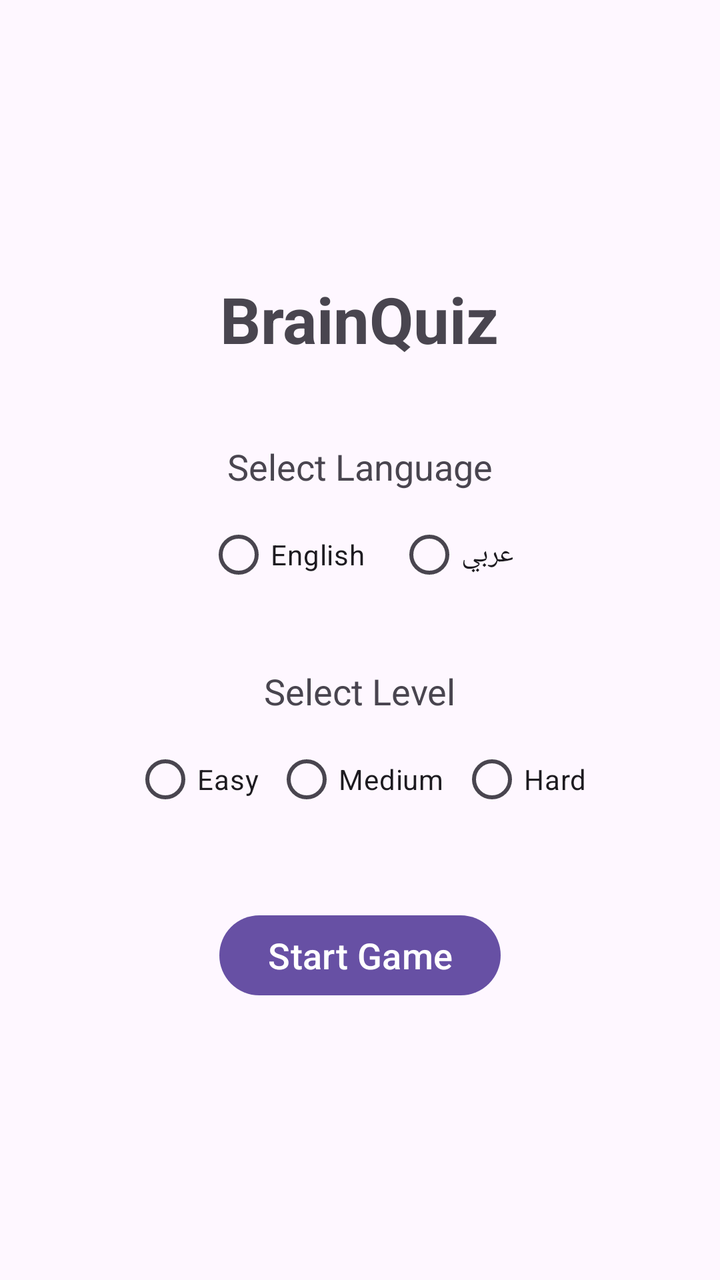
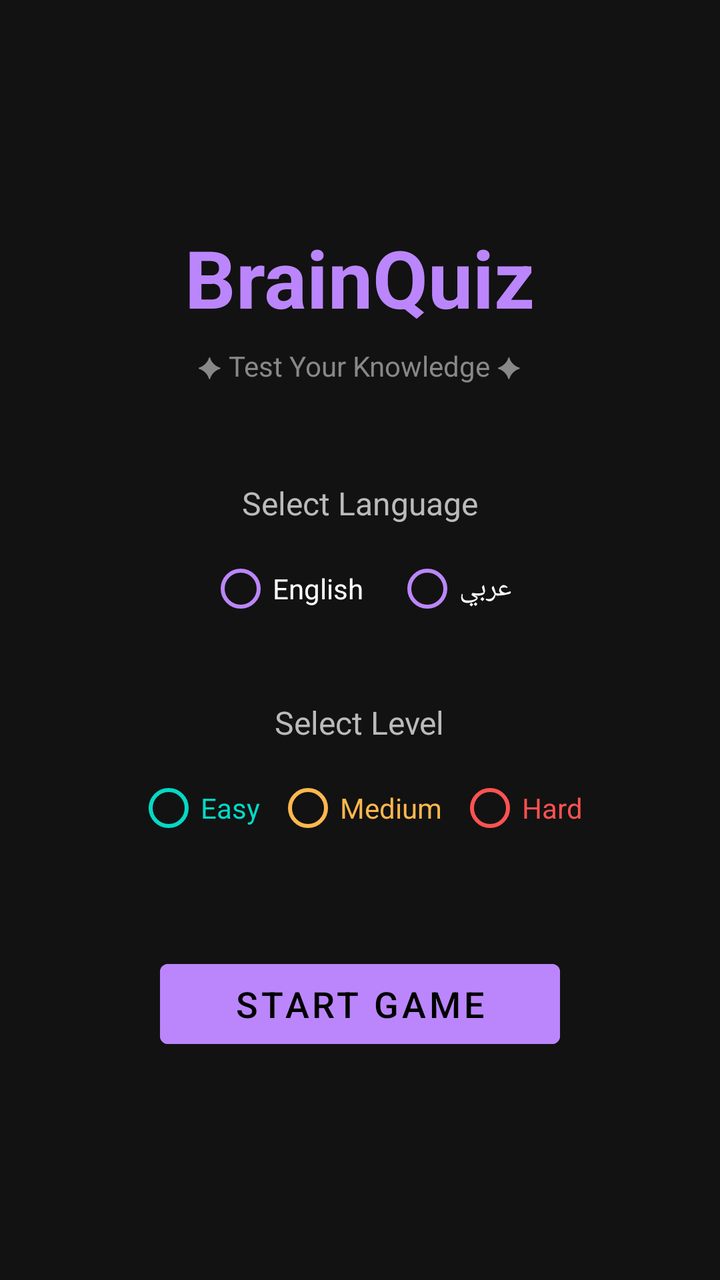

The first picture is an Android layout as it rendered before a commit; the second is the same layout after the commit. The layout source and the unified diff follow.
<!-- AndroidManifest.xml: application theme Theme.BrainQuiz -->
<!-- res/layout/activity_main.xml -->
<?xml version="1.0" encoding="utf-8"?>
<LinearLayout xmlns:android="http://schemas.android.com/apk/res/android"
    android:layout_width="match_parent"
    android:layout_height="match_parent"
    android:orientation="vertical"
    android:padding="24dp"
    android:gravity="center">

    <TextView
        android:layout_width="wrap_content"
        android:layout_height="wrap_content"
        android:text="BrainQuiz"
        android:textSize="32sp"
        android:textStyle="bold"
        android:layout_marginBottom="40dp"/>

    <TextView
        android:layout_width="wrap_content"
        android:layout_height="wrap_content"
        android:text="Select Language"
        android:textSize="18sp"
        android:layout_marginBottom="8dp"/>

    <RadioGroup
        android:id="@+id/rgLanguage"
        android:layout_width="wrap_content"
        android:layout_height="wrap_content"
        android:orientation="horizontal"
        android:layout_marginBottom="32dp">

        <RadioButton
            android:id="@+id/rbEnglish"
            android:layout_width="wrap_content"
            android:layout_height="wrap_content"
            android:text="English"
            android:layout_marginEnd="16dp"/>

        <RadioButton
            android:id="@+id/rbArabic"
            android:layout_width="wrap_content"
            android:layout_height="wrap_content"
            android:text="عربي"/>

    </RadioGroup>

    <TextView
        android:layout_width="wrap_content"
        android:layout_height="wrap_content"
        android:text="Select Level"
        android:textSize="18sp"
        android:layout_marginBottom="8dp"/>

    <RadioGroup
        android:id="@+id/rgLevel"
        android:layout_width="wrap_content"
        android:layout_height="wrap_content"
        android:orientation="horizontal"
        android:layout_marginBottom="40dp">

        <RadioButton
            android:id="@+id/rbEasy"
            android:layout_width="wrap_content"
            android:layout_height="wrap_content"
            android:text="Easy"
            android:layout_marginEnd="8dp"/>

        <RadioButton
            android:id="@+id/rbMedium"
            android:layout_width="wrap_content"
            android:layout_height="wrap_content"
            android:text="Medium"
            android:layout_marginEnd="8dp"/>

        <RadioButton
            android:id="@+id/rbHard"
            android:layout_width="wrap_content"
            android:layout_height="wrap_content"
            android:text="Hard"/>

    </RadioGroup>

    <Button
        android:id="@+id/btnStart"
        android:layout_width="wrap_content"
        android:layout_height="wrap_content"
        android:text="Start Game"
        android:textSize="18sp"/>

</LinearLayout>
<!-- resources referenced by this layout -->
<resources>
  <style name="Theme.BrainQuiz" parent="Base.Theme.BrainQuiz" />
  <style name="Base.Theme.BrainQuiz" parent="Theme.Material3.DayNight.NoActionBar">
          
          
      </style>
</resources>

<!-- the commit's change to res/layout/activity_main.xml (unified diff, before → after) -->
@@ -4,21 +4,34 @@
     android:layout_height="match_parent"
     android:orientation="vertical"
     android:padding="24dp"
-    android:gravity="center">
+    android:gravity="center"
+    android:background="#121212">
+
+    <TextView
+        android:id="@+id/tvAppName"
+        android:layout_width="wrap_content"
+        android:layout_height="wrap_content"
+        android:text="BrainQuiz"
+        android:textSize="40sp"
+        android:textStyle="bold"
+        android:textColor="#BB86FC"
+        android:layout_marginBottom="8dp"/>
 
     <TextView
         android:layout_width="wrap_content"
         android:layout_height="wrap_content"
-        android:text="BrainQuiz"
-        android:textSize="32sp"
-        android:textStyle="bold"
-        android:layout_marginBottom="40dp"/>
+        android:text="✦ Test Your Knowledge ✦"
+        android:textSize="14sp"
+        android:textColor="#888888"
+        android:layout_marginBottom="48dp"/>
 
     <TextView
+        android:id="@+id/tvSelectLanguage"
         android:layout_width="wrap_content"
         android:layout_height="wrap_content"
         android:text="Select Language"
-        android:textSize="18sp"
+        android:textSize="16sp"
+        android:textColor="#BBBBBB"
         android:layout_marginBottom="8dp"/>
 
     <RadioGroup
@@ -33,21 +46,27 @@
             android:layout_width="wrap_content"
             android:layout_height="wrap_content"
             android:text="English"
+            android:textColor="#FFFFFF"
+            android:buttonTint="#BB86FC"
             android:layout_marginEnd="16dp"/>
 
         <RadioButton
             android:id="@+id/rbArabic"
             android:layout_width="wrap_content"
             android:layout_height="wrap_content"
-            android:text="عربي"/>
+            android:text="عربي"
+            android:textColor="#FFFFFF"
+            android:buttonTint="#BB86FC"/>
 
     </RadioGroup>
 
     <TextView
+        android:id="@+id/tvSelectLevel"
         android:layout_width="wrap_content"
         android:layout_height="wrap_content"
         android:text="Select Level"
-        android:textSize="18sp"
+        android:textSize="16sp"
+        android:textColor="#BBBBBB"
         android:layout_marginBottom="8dp"/>
 
     <RadioGroup
@@ -55,13 +74,15 @@
         android:layout_width="wrap_content"
         android:layout_height="wrap_content"
         android:orientation="horizontal"
-        android:layout_marginBottom="40dp">
+        android:layout_marginBottom="48dp">
 
         <RadioButton
             android:id="@+id/rbEasy"
             android:layout_width="wrap_content"
             android:layout_height="wrap_content"
             android:text="Easy"
+            android:textColor="#03DAC6"
+            android:buttonTint="#03DAC6"
             android:layout_marginEnd="8dp"/>
 
         <RadioButton
@@ -69,21 +90,28 @@
             android:layout_width="wrap_content"
             android:layout_height="wrap_content"
             android:text="Medium"
+            android:textColor="#FFB74D"
+            android:buttonTint="#FFB74D"
             android:layout_marginEnd="8dp"/>
 
         <RadioButton
             android:id="@+id/rbHard"
             android:layout_width="wrap_content"
             android:layout_height="wrap_content"
-            android:text="Hard"/>
+            android:text="Hard"
+            android:textColor="#FF5252"
+            android:buttonTint="#FF5252"/>
 
     </RadioGroup>
 
     <Button
         android:id="@+id/btnStart"
-        android:layout_width="wrap_content"
-        android:layout_height="wrap_content"
+        android:layout_width="200dp"
+        android:layout_height="52dp"
         android:text="Start Game"
-        android:textSize="18sp"/>
+        android:textSize="18sp"
+        android:textColor="#000000"
+        android:backgroundTint="#BB86FC"
+        android:stateListAnimator="@null"/>
 
 </LinearLayout>
<!-- resource entries referenced after the edit -->
@@ -1,9 +1,13 @@
 <!-- resources referenced by this layout -->
 <resources>
-  <style name="Theme.BrainQuiz" parent="Base.Theme.BrainQuiz" />
-  <style name="Base.Theme.BrainQuiz" parent="Theme.Material3.DayNight.NoActionBar">
-          
-          
+  <style name="Theme.BrainQuiz" parent="Theme.MaterialComponents.DayNight.NoActionBar">
+          <item name="colorPrimary">#BB86FC</item>
+          <item name="colorPrimaryVariant">#3700B3</item>
+          <item name="colorOnPrimary">#000000</item>
+          <item name="colorSecondary">#03DAC6</item>
+          <item name="android:windowBackground">#121212</item>
+          <item name="android:textColorPrimary">#FFFFFF</item>
+          <item name="android:textColorSecondary">#BBBBBB</item>
       </style>
 </resources>
 
